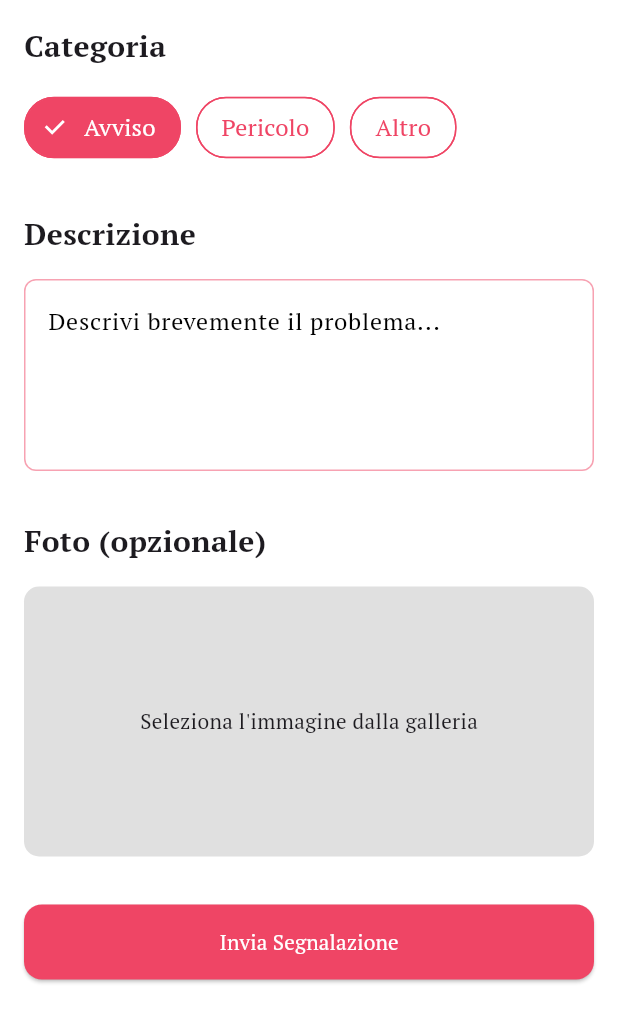
After one commit to AlexTesta00/Discover, a Flutter app: the NoticesPage screen opened directly, on a phone screen of 412 x 824 dp. The commit adds this screen. Shown: the top 1022 px of the screen. Run offline on Flutter 3.47's test engine with Material 3 defaults, Android fonts, the phone set to English and light mode, and no system bars; our stand-ins replace cached_network_image, flutter_dotenv, flutter_map, fpdart, google_fonts, google_sign_in and 6 more; accounts and stored records are empty; network calls fail.

Commit message:
feat: added possibility to send notice for events in park

```diff
--- /dev/null
+++ b/lib/features/notices/presentation/pages/notices_page.dart
@@ -0,0 +1,142 @@
+import 'dart:io';
+
+import 'package:discover/config/themes/app_theme.dart';
+import 'package:discover/features/notices/domain/use_cases/notice_service.dart';
+import 'package:flutter/material.dart';
+import 'package:image_picker/image_picker.dart';
+
+class NoticesPage extends StatefulWidget {
+  const NoticesPage({super.key});
+
+  @override
+  State<NoticesPage> createState() => _NoticesPageState();
+}
+
+class _NoticesPageState extends State<NoticesPage> {
+
+  final TextEditingController _descriptionController = TextEditingController();
+  final List<String> _categories = ['Avviso', 'Pericolo', 'Altro'];
+  String _selectedCategory = 'Avviso';
+  File? _image;
+
+  Future<void> _selectImage() async {
+    final picker = ImagePicker();
+    final imagePicked = await picker.pickImage(source: ImageSource.gallery);
+    if(imagePicked != null){
+      setState(() {
+        _image = File(imagePicked.path);
+      });
+    }
+  }
+
+  void sendNotice() async {
+    final description = _descriptionController.text;
+    if(description.isNotEmpty){
+      final result = await submitNotice(_selectedCategory, description, _image);
+
+      result.match(
+        (failure) => ScaffoldMessenger.of(context).showSnackBar(
+            SnackBar(content: Text('Errore: $failure'))),
+        (_) {
+          ScaffoldMessenger.of(context).showSnackBar(
+            SnackBar(content: Text('Segnalazione inviata con successo!')));
+            _resetForm();
+        }
+      );
+    }else{
+        ScaffoldMessenger.of(context).showSnackBar(
+          SnackBar(content: Text('Errore: Descrizione mancante')));
+    }
+  }
+
+  void _resetForm(){
+    setState(() {
+      _descriptionController.clear();
+      _selectedCategory = 'Avviso';
+      _image = null;
+    });
+  }
+
+  Widget _buildCategoriaButton(String categoria) {
+    final bool isSelected = _selectedCategory == categoria;
+    return ChoiceChip(
+      label: Text(
+        categoria,
+        style: TextStyle(
+          fontSize: 16,
+          color: isSelected ? Colors.white : AppTheme.primaryColor,
+        ),
+      ),
+      selected: isSelected,
+      onSelected: (_) {
+        setState(() => _selectedCategory = categoria);
+      },
+      backgroundColor: Colors.white,
+      selectedColor: AppTheme.primaryColor,
+      shape: RoundedRectangleBorder(
+        borderRadius: BorderRadius.circular(20),
+        side: BorderSide(color: AppTheme.primaryColor), // bordo colorato :contentReference[oaicite:5]{index=5}
+      ),
+    );
+  }
+
+  @override
+  Widget build(BuildContext context) {
+    return Scaffold(
+      body: Padding(
+        padding: const EdgeInsets.all(16.0),
+        child: SingleChildScrollView(
+          child: Column(
+            crossAxisAlignment: CrossAxisAlignment.start,
+            children: [
+              Text("Categoria", style: TextStyle(fontWeight: FontWeight.bold, fontSize: 20)),
+              SizedBox(height: 16),
+              Wrap(
+                spacing: 10,
+                children: _categories.map(_buildCategoriaButton).toList(),
+              ),
+              SizedBox(height: 32),
+              Text("Descrizione", style: TextStyle(fontWeight: FontWeight.bold, fontSize: 20)),
+              SizedBox(height: 16),
+              TextField(
+                controller: _descriptionController,
+                maxLines: 4,
+                decoration: InputDecoration(
+                  hintText: "Descrivi brevemente il problema...",
+                  border: OutlineInputBorder(),
+                ),
+              ),
+              SizedBox(height: 32),
+              Text("Foto (opzionale)", style: TextStyle(fontWeight: FontWeight.bold, fontSize: 20)),
+              SizedBox(height: 16),
+              GestureDetector(
+                onTap: _selectImage,
+                child: Container(
+                  height: 180,
+                  width: double.infinity,
+                  decoration: BoxDecoration(
+                    color: Colors.grey.shade300,
+                    borderRadius: BorderRadius.circular(10),
+                  ),
+                  clipBehavior: Clip.hardEdge, // ✅ taglia immagine dentro i bordi
+                  child: _image == null
+                      ? Center(child: Text("Seleziona l'immagine dalla galleria"))
+                      : Image.file(_image!, fit: BoxFit.cover, width: double.infinity, height: 180),
+                ),
+              ),
+              SizedBox(height: 32),
+              ElevatedButton(
+                onPressed: sendNotice,
+                style: ElevatedButton.styleFrom(
+                  backgroundColor: AppTheme.primaryColor,
+                  minimumSize: Size(double.infinity, 50),
+                ),
+                child: Text("Invia Segnalazione"),
+              ),
+            ],
+          ),
+        ),
+      ),
+    );
+  }
+}
--- a/pubspec.yaml
+++ b/pubspec.yaml
@@ -27,6 +27,9 @@ dependencies:
   http: ^1.4.0
   intl: ^0.20.2
   mocktail: ^1.0.4
+  image_picker: ^1.1.2
+  mime: ^2.0.0
+  path: ^1.9.1
 
 dev_dependencies:
   flutter_test:
```
Also changed, not shown: lib/config/themes/app_theme.dart (+14 -0 lines), lib/features/dashboard/presentation/pages/dashboard_page.dart (+8 -0 lines), lib/features/notices/domain/use_cases/notice_service.dart (added, +53 -0 lines).
